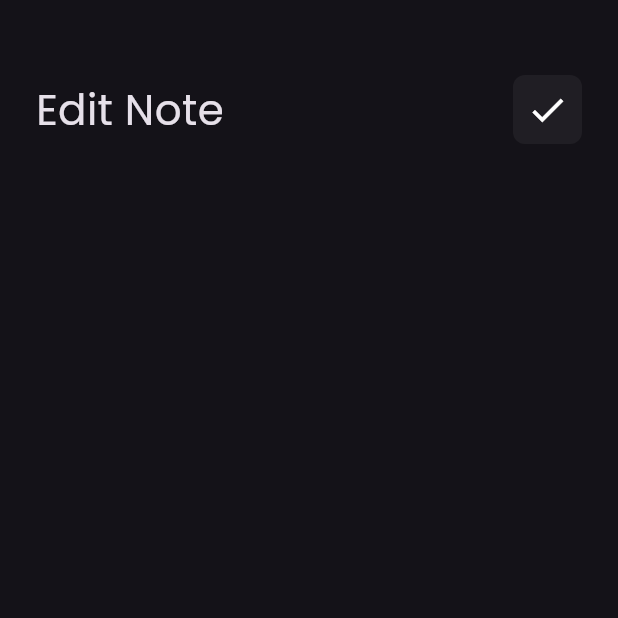
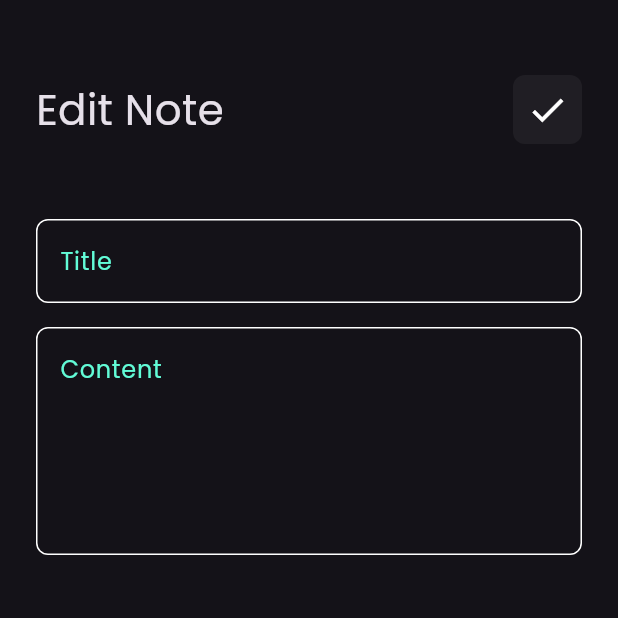
Before and after one commit to SaraYassin3/note_app, a Flutter app: the EditNoteView screen opened directly, on a phone screen of 412 x 824 dp, the top half of it. Run offline on Flutter 3.47's test engine with Material 3 defaults, Android fonts, the phone set to English and light mode, and no system bars; our stand-ins replace font_awesome_flutter.

Commit message:
edit note view ui done

```diff
--- a/lib/widgets/edit_note_view_body.dart
+++ b/lib/widgets/edit_note_view_body.dart
@@ -1,5 +1,6 @@
 import 'package:flutter/material.dart';
 import 'package:note/widgets/custom_app_bar.dart';
+import 'package:note/widgets/custom_text_field.dart';
 
 class EditNoteViewBody extends StatelessWidget {
   const EditNoteViewBody({super.key});
@@ -11,7 +12,11 @@ class EditNoteViewBody extends StatelessWidget {
       child: Column(
         children: [
           const SizedBox(height: 50,),
-          CustomAppBar(title: 'Edit Note', icon: Icons.check,)
+          const CustomAppBar(title: 'Edit Note', icon: Icons.check,),
+          const SizedBox(height: 50,),
+          const CustomTextField(hint: 'Title'),
+          const SizedBox(height: 16,),
+          const CustomTextField(hint: 'Content', maxLines: 5,),
         ],
       ),
     );
```
